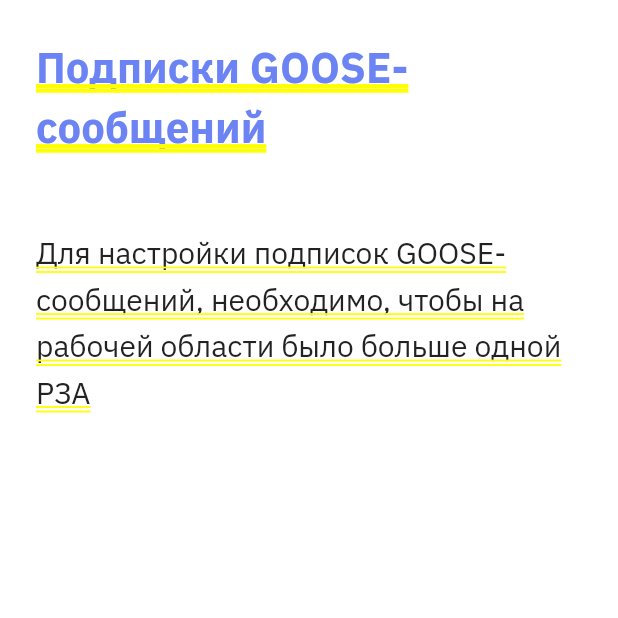
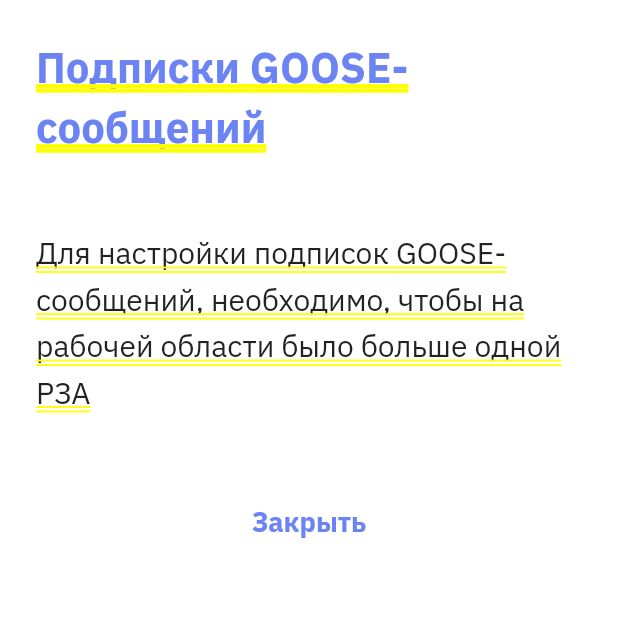
Before and after one commit to MysticalNobody/cp_2020_rosset, a Flutter app: the PubSubSettingsView screen opened directly, on a phone screen of 412 x 824 dp, the top half of it. Run offline on Flutter 3.47's test engine with Material 2 defaults, Android fonts, the phone set to English and light mode, and no system bars; our stand-ins replace dio, eva_icons_flutter, form_validator, get, get_storage, jiffy and 3 more; missing offline and left inert: feature_discovery, supercharged_dart; accounts and stored records are empty; generated files the repository leaves out were written again.

Commit message:
add close button

```diff
--- a/lib/app/modules/pubsub_settings/views/settings_view.dart
+++ b/lib/app/modules/pubsub_settings/views/settings_view.dart
@@ -46,6 +46,18 @@ class PubSubSettingsView extends StatelessWidget {
                     ),
                   ),
                 ),
+                SizedBox(height: 24),
+                SizedBox(
+                  width: double.infinity,
+                  child: TextButton(
+                    onPressed: Get.back,
+                    child: Text(
+                      'Закрыть',
+                      style: AppTextStyles.button.copyWith(color: AppColors.secondary),
+                    ),
+                  ),
+                ),
+                SizedBox(height: 24),
               ],
             ),
           );
```
